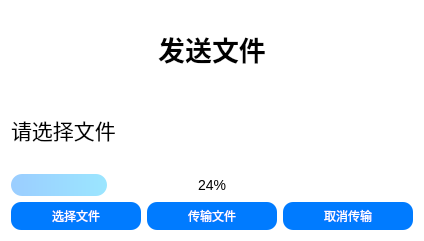
This is Qt-IM/file.ui in XiaoZheng2003/BIT-QT-IM as Qt 5 draws it before an edit. The edited form follows.
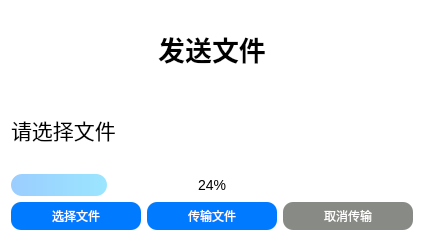
This is the edited form.

Diff of the .ui file:
```diff
--- a/Qt-IM/file.ui
+++ b/Qt-IM/file.ui
@@ -86,12 +86,15 @@
         <widget class="QPushButton" name="Button_cancle">
          <property name="styleSheet">
           <string notr="true">QPushButton {
-               background-color:#007BFF;
+               background-color:rgb(136, 138, 133);
                color: white;
                padding: 5px;
                border: none;
                border-radius: 10px;
- }</string>
+ }
+QPushButton:hover {
+              background-color:  rgb(211, 215, 207);
+}</string>
          </property>
          <property name="text">
           <string>取消传输</string>
```
Left out of the diff: 10 changed lines with no effect on the pictures.
